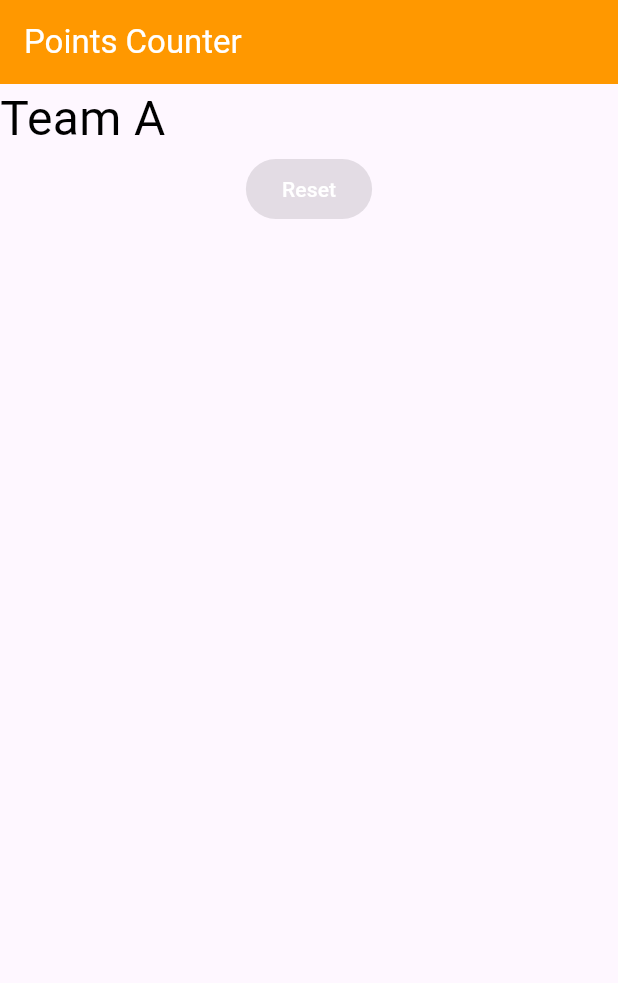
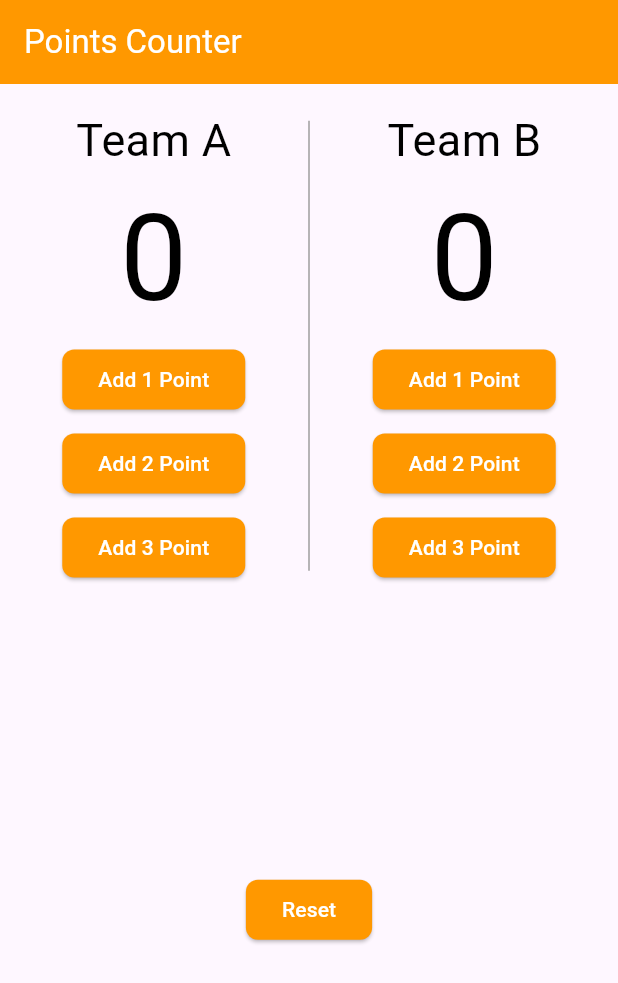
Before and after one commit to abdomostafa1/first-flutter-project, a Flutter app: the screen it shows after launch, on a phone screen of 412 x 824 dp. Shown: the top 983 px of the screen. Run offline on Flutter 3.47's test engine with Material 3 defaults, Android fonts, the phone set to English and light mode, and no system bars.

```diff
--- a/lib/main.dart
+++ b/lib/main.dart
@@ -1,13 +1,14 @@
 import 'package:flutter/cupertino.dart';
 import 'package:flutter/material.dart';
 import 'package:flutter/painting.dart';
+import 'package:flutter/widgets.dart';
 
 void main() {
   runApp(MaterialApp(
     home: Scaffold(
       appBar: AppBar(
         title:
-            const Text('Points Counter', style: TextStyle(color: Colors.white)),
+        const Text('Points Counter', style: TextStyle(color: Colors.white)),
         backgroundColor: Colors.orange,
       ),
       body: BasketBallCounterApp(),
@@ -15,26 +16,161 @@ void main() {
   ));
 }
 
-class BasketBallCounterApp extends StatelessWidget {
-  BasketBallCounterApp({super.key});
+class BasketBallCounterApp extends StatefulWidget {
+  const BasketBallCounterApp({super.key});
+
+  @override
+  State createState() => _BasketBallCounterState();
+}
+
+class _BasketBallCounterState extends State<BasketBallCounterApp> {
+  int teamAPoints = 0;
+  int teamBPoints = 0;
 
   @override
   Widget build(BuildContext context) {
     return Column(
       children: [
+        SizedBox(height: 16),
         Row(
+          mainAxisAlignment: MainAxisAlignment.spaceEvenly,
           children: [
             Column(
               children: [
-                Text('Team A',style: TextStyle(fontSize: 32,color: Colors.black),)
+                Text(
+                  'Team A',
+                  style: TextStyle(fontSize: 30, color: Colors.black),
+                ),
+                Text(
+                  '$teamAPoints',
+                  style: TextStyle(fontSize: 80, color: Colors.black),
+                ),
+                ElevatedButton(
+                    onPressed: () {
+                      setState(() {
+                        teamAPoints++;
+                      });
+                    },
+                    style: ElevatedButton.styleFrom(
+                        shape: RoundedRectangleBorder(
+                            borderRadius: BorderRadius.circular(8)),
+                        backgroundColor: Colors.orange),
+                    child: Text(
+                      'Add 1 Point',
+                      style: TextStyle(color: Colors.white),
+                    )),
+                SizedBox(height: 8),
+                ElevatedButton(
+                    onPressed: () {
+                      setState(() {
+                        teamAPoints += 2;
+                      });
+                    },
+                    style: ElevatedButton.styleFrom(
+                        shape: RoundedRectangleBorder(
+                            borderRadius: BorderRadius.circular(8)),
+                        backgroundColor: Colors.orange),
+                    child: Text(
+                      'Add 2 Point',
+                      style: TextStyle(color: Colors.white),
+                    )),
+                SizedBox(height: 8),
+                ElevatedButton(
+                    onPressed: () {
+                      setState(() {
+                        teamAPoints += 3;
+                      });
+                    },
+                    style: ElevatedButton.styleFrom(
+                        shape: RoundedRectangleBorder(
+                            borderRadius: BorderRadius.circular(8)),
+                        backgroundColor: Colors.orange),
+                    child: Text(
+                      'Add 3 Point',
+                      style: TextStyle(color: Colors.white),
+                    )),
+              ],
+            ),
+            SizedBox(
+                height: 300,
+                width: 2,
+                child: VerticalDivider(
+                  width: 2,
+                  color: Colors.grey,
+                )),
+            Column(
+              children: [
+                Text(
+                  'Team B',
+                  style: TextStyle(fontSize: 30, color: Colors.black),
+                ),
+                Text(
+                  '$teamBPoints',
+                  style: TextStyle(fontSize: 80, color: Colors.black),
+                ),
+                ElevatedButton(
+                    onPressed: () {
+                      setState(() {
+                        teamBPoints++;
+                      });
+                    },
+                    style: ElevatedButton.styleFrom(
+                        shape: RoundedRectangleBorder(
+                            borderRadius: BorderRadius.circular(8)),
+                        backgroundColor: Colors.orange),
+                    child: Text(
+                      'Add 1 Point',
+                      style: TextStyle(color: Colors.white),
+                    )),
+                SizedBox(height: 8),
+                ElevatedButton(
+                    onPressed: () {
+                      setState(() {
+                        teamBPoints += 2;
+                      });
+                    },
+                    style: ElevatedButton.styleFrom(
+                        shape: RoundedRectangleBorder(
+                            borderRadius: BorderRadius.circular(8)),
+                        backgroundColor: Colors.orange),
+                    child: Text(
+                      'Add 2 Point',
+                      style: TextStyle(color: Colors.white),
+                    )),
+                SizedBox(height: 8),
+                ElevatedButton(
+                    onPressed: () {
+                      setState(() {
+                        teamBPoints += 3;
+                      });
+                    },
+                    style: ElevatedButton.styleFrom(
+                        shape: RoundedRectangleBorder(
+                            borderRadius: BorderRadius.circular(8)),
+                        backgroundColor: Colors.orange),
+                    child: Text(
+                      'Add 3 Point',
+                      style: TextStyle(color: Colors.white),
+                    )),
               ],
             )
           ],
         ),
+        Spacer(flex: 1),
         ElevatedButton(
-          onPressed: null,
+          onPressed: () {
+            setState(() {
+              teamAPoints = 0;
+              teamBPoints = 0;
+            });
+          },
+          style: ElevatedButton.styleFrom(
+              shape: RoundedRectangleBorder(
+                  borderRadius: BorderRadius.circular(8)),
+              backgroundColor: Colors.orange),
           child: Text('Reset', style: TextStyle(color: Colors.white)),
-        )
+        ),
+        Spacer(flex: 1)
       ],
     );
   }
```
